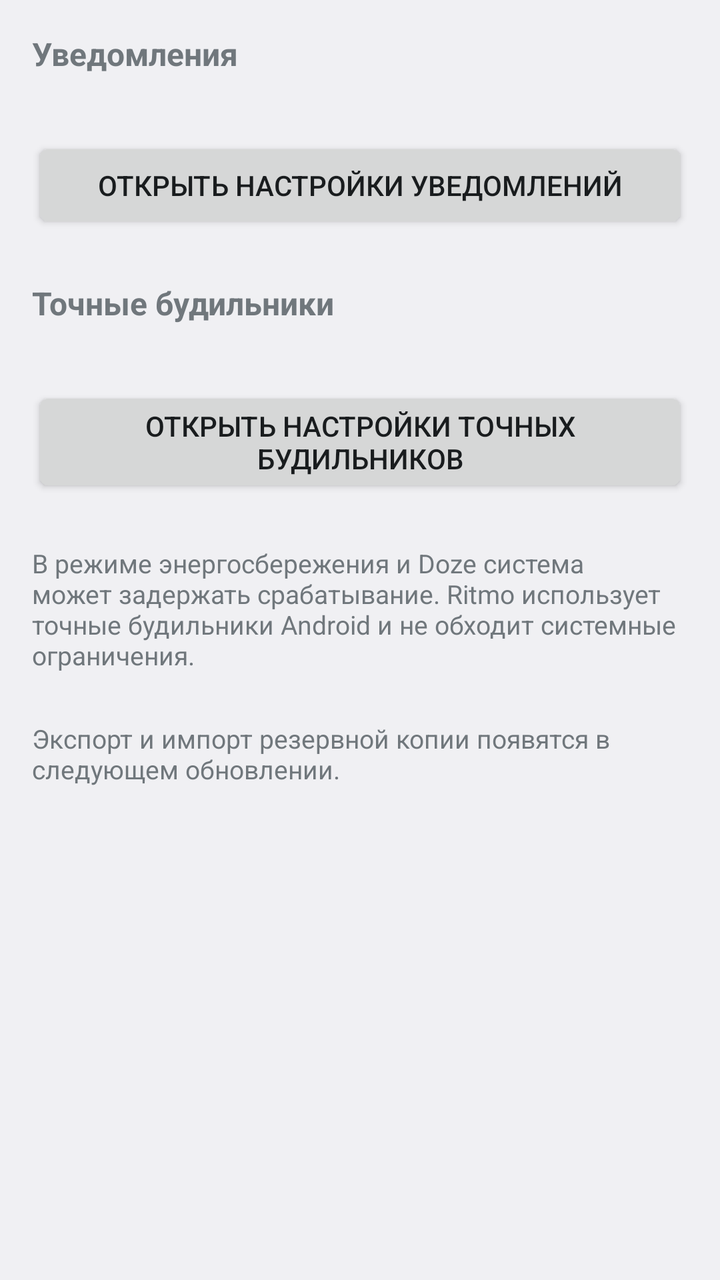
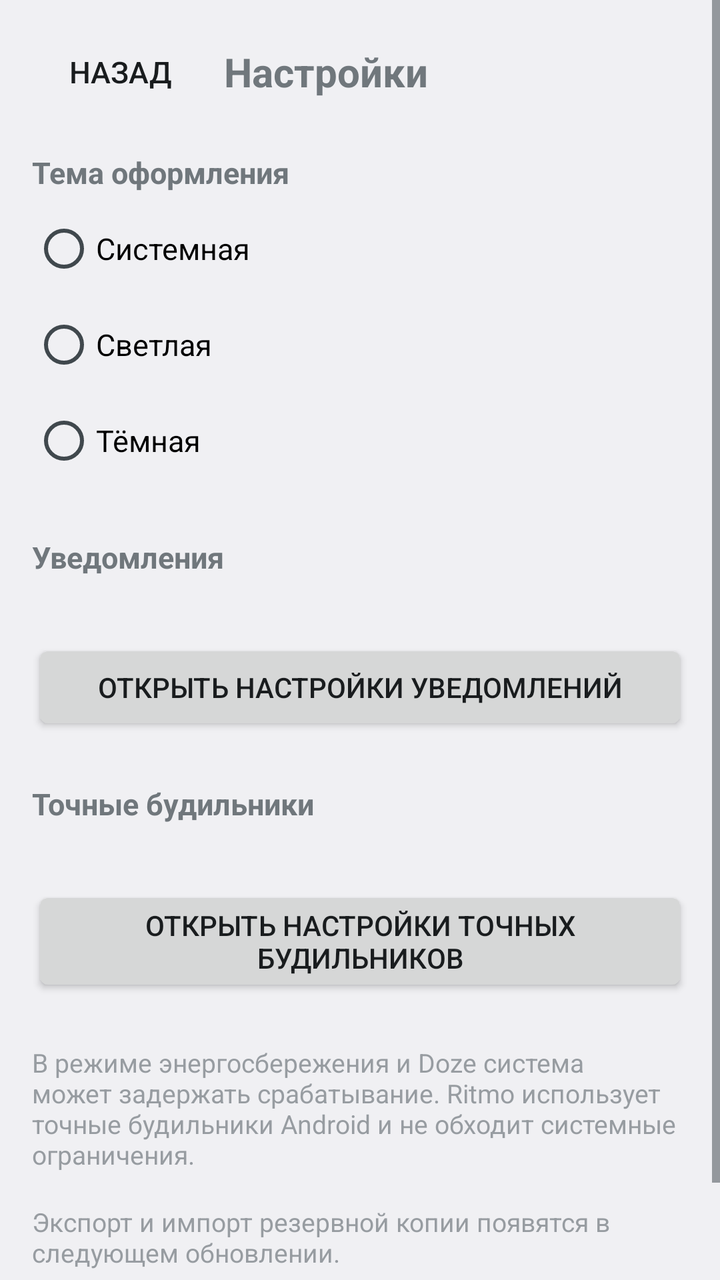

Screens rendered from an Android XML layout before and after an edit, with the pre-edit source and the edit as a unified diff.
<!-- AndroidManifest.xml: application theme Theme.Ritmo -->
<!-- res/layout/activity_settings.xml -->
<?xml version="1.0" encoding="utf-8"?>
<ScrollView xmlns:android="http://schemas.android.com/apk/res/android"
    android:layout_width="match_parent"
    android:layout_height="match_parent"
    android:fillViewport="true">

    <LinearLayout
        android:layout_width="match_parent"
        android:layout_height="wrap_content"
        android:orientation="vertical"
        android:padding="16dp">

        <TextView
            android:layout_width="match_parent"
            android:layout_height="wrap_content"
            android:text="@string/settings_notifications"
            android:textSize="16sp"
            android:textStyle="bold" />

        <TextView
            android:id="@+id/notifications_status"
            android:layout_width="match_parent"
            android:layout_height="wrap_content"
            android:layout_marginTop="4dp"
            android:textSize="14sp" />

        <Button
            android:id="@+id/open_notification_settings"
            android:layout_width="match_parent"
            android:layout_height="wrap_content"
            android:layout_marginTop="8dp"
            android:minHeight="48dp"
            android:text="@string/settings_open_notifications" />

        <TextView
            android:layout_width="match_parent"
            android:layout_height="wrap_content"
            android:layout_marginTop="24dp"
            android:text="@string/settings_exact_alarm"
            android:textSize="16sp"
            android:textStyle="bold" />

        <TextView
            android:id="@+id/exact_alarm_status"
            android:layout_width="match_parent"
            android:layout_height="wrap_content"
            android:layout_marginTop="4dp"
            android:textSize="14sp" />

        <Button
            android:id="@+id/open_exact_alarm_settings"
            android:layout_width="match_parent"
            android:layout_height="wrap_content"
            android:layout_marginTop="8dp"
            android:minHeight="48dp"
            android:text="@string/settings_open_exact_alarms" />

        <TextView
            android:layout_width="match_parent"
            android:layout_height="wrap_content"
            android:layout_marginTop="24dp"
            android:text="@string/settings_hint"
            android:textSize="13sp" />

        <TextView
            android:layout_width="match_parent"
            android:layout_height="wrap_content"
            android:layout_marginTop="24dp"
            android:text="@string/settings_backup_soon"
            android:textSize="13sp" />

        <TextView
            android:id="@+id/version_value"
            android:layout_width="match_parent"
            android:layout_height="wrap_content"
            android:layout_marginTop="24dp"
            android:textSize="13sp" />

    </LinearLayout>
</ScrollView>
<!-- resources referenced by this layout -->
<resources>
  <string name="settings_backup_soon">Экспорт и импорт резервной копии появятся в следующем обновлении.</string>
  <string name="settings_exact_alarm">Точные будильники</string>
  <string name="settings_hint">В режиме энергосбережения и Doze система может задержать срабатывание. Ritmo использует точные будильники Android и не обходит системные ограничения.</string>
  <string name="settings_notifications">Уведомления</string>
  <string name="settings_open_exact_alarms">Открыть настройки точных будильников</string>
  <string name="settings_open_notifications">Открыть настройки уведомлений</string>
  <style name="Theme.Ritmo" parent="@android:style/Theme.DeviceDefault">
          <item name="android:windowBackground">?android:attr/colorBackground</item>
      </style>
</resources>

<!-- the commit's change to res/layout/activity_settings.xml (unified diff, before → after) -->
@@ -1,20 +1,91 @@
 <?xml version="1.0" encoding="utf-8"?>
 <ScrollView xmlns:android="http://schemas.android.com/apk/res/android"
+    android:id="@+id/root"
     android:layout_width="match_parent"
     android:layout_height="match_parent"
+    android:clipToPadding="false"
     android:fillViewport="true">
 
     <LinearLayout
         android:layout_width="match_parent"
         android:layout_height="wrap_content"
         android:orientation="vertical"
-        android:padding="16dp">
+        android:paddingStart="16dp"
+        android:paddingEnd="16dp"
+        android:paddingTop="12dp"
+        android:paddingBottom="24dp">
+
+        <LinearLayout
+            android:layout_width="match_parent"
+            android:layout_height="wrap_content"
+            android:gravity="center_vertical"
+            android:orientation="horizontal">
+
+            <Button
+                android:id="@+id/back_button"
+                style="?android:attr/borderlessButtonStyle"
+                android:layout_width="wrap_content"
+                android:layout_height="wrap_content"
+                android:minHeight="48dp"
+                android:text="@string/back"
+                android:textSize="15sp" />
+
+            <TextView
+                android:layout_width="0dp"
+                android:layout_height="wrap_content"
+                android:layout_marginStart="8dp"
+                android:layout_weight="1"
+                android:text="@string/settings"
+                android:textSize="20sp"
+                android:textStyle="bold" />
+        </LinearLayout>
 
         <TextView
             android:layout_width="match_parent"
             android:layout_height="wrap_content"
+            android:layout_marginTop="16dp"
+            android:text="@string/settings_theme"
+            android:textSize="15sp"
+            android:textStyle="bold" />
+
+        <RadioGroup
+            android:id="@+id/theme_group"
+            android:layout_width="match_parent"
+            android:layout_height="wrap_content"
+            android:layout_marginTop="4dp"
+            android:orientation="vertical">
+
+            <RadioButton
+                android:id="@+id/theme_system"
+                android:layout_width="match_parent"
+                android:layout_height="wrap_content"
+                android:minHeight="48dp"
+                android:text="@string/settings_theme_system"
+                android:textSize="15sp" />
+
+            <RadioButton
+                android:id="@+id/theme_light"
+                android:layout_width="match_parent"
+                android:layout_height="wrap_content"
+                android:minHeight="48dp"
+                android:text="@string/settings_theme_light"
+                android:textSize="15sp" />
+
+            <RadioButton
+                android:id="@+id/theme_dark"
+                android:layout_width="match_parent"
+                android:layout_height="wrap_content"
+                android:minHeight="48dp"
+                android:text="@string/settings_theme_dark"
+                android:textSize="15sp" />
+        </RadioGroup>
+
+        <TextView
+            android:layout_width="match_parent"
+            android:layout_height="wrap_content"
+            android:layout_marginTop="24dp"
             android:text="@string/settings_notifications"
-            android:textSize="16sp"
+            android:textSize="15sp"
             android:textStyle="bold" />
 
         <TextView
@@ -37,7 +108,7 @@
             android:layout_height="wrap_content"
             android:layout_marginTop="24dp"
             android:text="@string/settings_exact_alarm"
-            android:textSize="16sp"
+            android:textSize="15sp"
             android:textStyle="bold" />
 
         <TextView
@@ -59,13 +130,15 @@
             android:layout_width="match_parent"
             android:layout_height="wrap_content"
             android:layout_marginTop="24dp"
+            android:alpha="0.7"
             android:text="@string/settings_hint"
             android:textSize="13sp" />
 
         <TextView
             android:layout_width="match_parent"
             android:layout_height="wrap_content"
-            android:layout_marginTop="24dp"
+            android:layout_marginTop="16dp"
+            android:alpha="0.7"
             android:text="@string/settings_backup_soon"
             android:textSize="13sp" />
 
@@ -73,7 +146,8 @@
             android:id="@+id/version_value"
             android:layout_width="match_parent"
             android:layout_height="wrap_content"
-            android:layout_marginTop="24dp"
+            android:layout_marginTop="16dp"
+            android:alpha="0.7"
             android:textSize="13sp" />
 
     </LinearLayout>
<!-- resource entries referenced after the edit -->
@@ -1,13 +1,24 @@
 <!-- resources referenced by this layout -->
 <resources>
+  <string name="back">Назад</string>
+  <string name="settings">Настройки</string>
   <string name="settings_backup_soon">Экспорт и импорт резервной копии появятся в следующем обновлении.</string>
   <string name="settings_exact_alarm">Точные будильники</string>
   <string name="settings_hint">В режиме энергосбережения и Doze система может задержать срабатывание. Ritmo использует точные будильники Android и не обходит системные ограничения.</string>
   <string name="settings_notifications">Уведомления</string>
   <string name="settings_open_exact_alarms">Открыть настройки точных будильников</string>
   <string name="settings_open_notifications">Открыть настройки уведомлений</string>
-  <style name="Theme.Ritmo" parent="@android:style/Theme.DeviceDefault">
+  <string name="settings_theme">Тема оформления</string>
+  <string name="settings_theme_dark">Тёмная</string>
+  <string name="settings_theme_light">Светлая</string>
+  <string name="settings_theme_system">Системная</string>
+  <style name="Theme.Ritmo" parent="@android:style/Theme.DeviceDefault.Light">
+          <item name="android:windowActionBar">false</item>
+          <item name="android:windowNoTitle">true</item>
           <item name="android:windowBackground">?android:attr/colorBackground</item>
+          <item name="android:statusBarColor">?android:attr/colorBackground</item>
+          <item name="android:navigationBarColor">@android:color/black</item>
+          <item name="android:windowLightStatusBar">true</item>
       </style>
 </resources>
 
